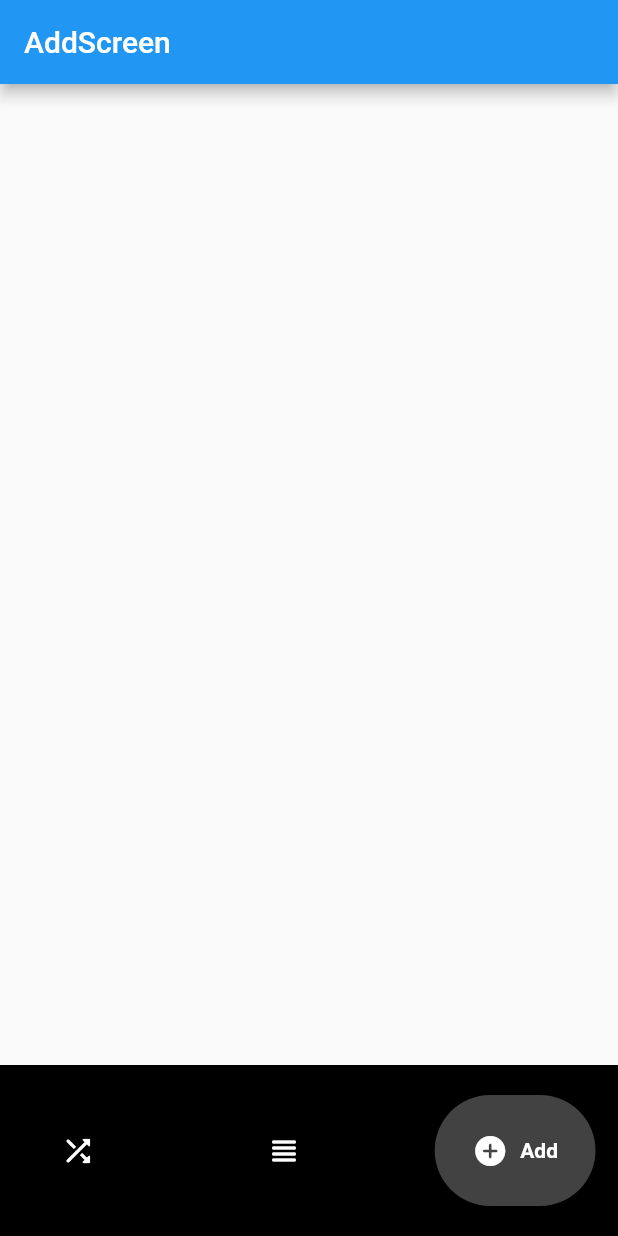
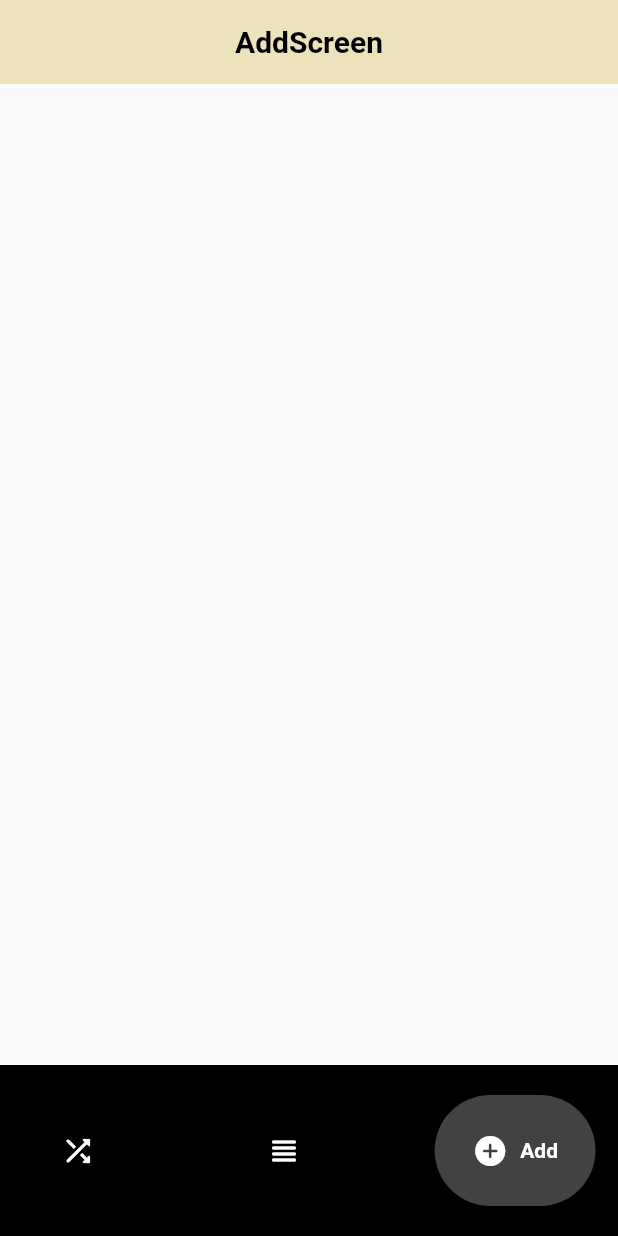
Before and after one commit to AnJasid/hobby_picker, a Flutter app: the screen it shows after launch, item 3 of the bottom bar chosen, on a phone screen of 412 x 824 dp. Run offline on Flutter 3.47's test engine with Material 2 defaults, Android fonts, the phone set to English and light mode, and no system bars; drawn by our look-alikes of google_nav_bar.

Commit message:
update on add_screen.dart

```diff
--- a/lib/screens/add_screen.dart
+++ b/lib/screens/add_screen.dart
@@ -7,7 +7,16 @@ class AddScreen extends StatelessWidget {
   Widget build(BuildContext context) {
     return Scaffold(
       appBar: AppBar(
-        title: const Text('AddScreen'),
+        elevation: 0,
+        centerTitle: true,
+        backgroundColor: const Color.fromARGB(255, 236, 226, 187),
+        title: const Text(
+          'AddScreen',
+          style: TextStyle(
+            fontWeight: FontWeight.bold,
+            color: Colors.black,
+          ),
+        ),
       ),
     );
   }
```
